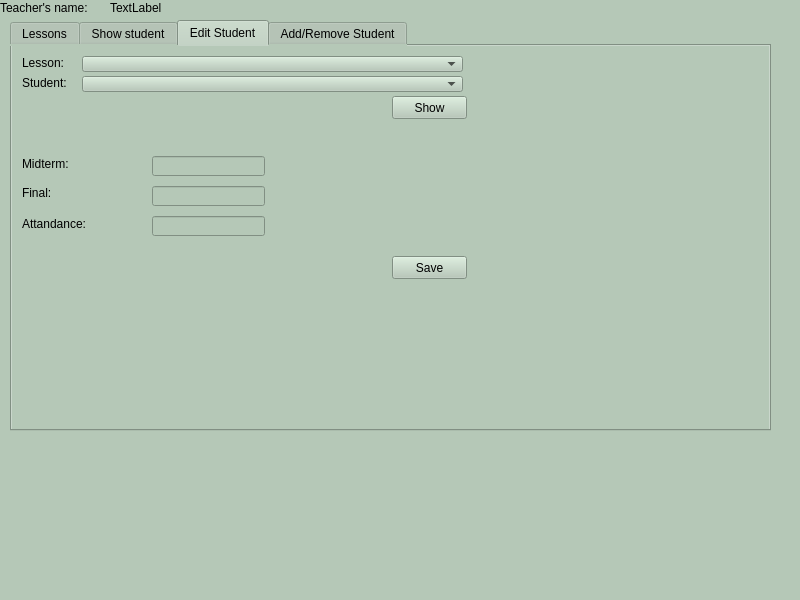
The window that Ui/teacher1.ui (mogelijkheid/Database-School_Management_System) describes before a commit, drawn with Qt 5.
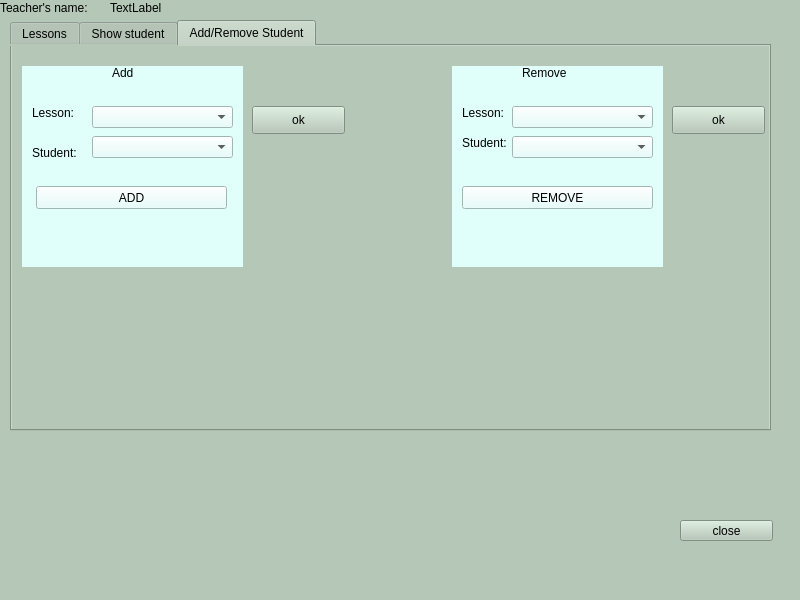
The same window after the commit. The open tabs and pages were chosen to show the change.

Diff of the .ui file:
```diff
--- a/Ui/teacher1.ui
+++ b/Ui/teacher1.ui
@@ -382,150 +382,47 @@
        <string>OK</string>
       </property>
      </widget>
-    </widget>
-    <widget class="QWidget" name="tab_3">
-     <attribute name="title">
-      <string>Edit Student</string>
-     </attribute>
-     <widget class="QLabel" name="label_17">
+     <widget class="QLineEdit" name="midterm">
       <property name="geometry">
        <rect>
-        <x>10</x>
-        <y>10</y>
-        <width>47</width>
-        <height>14</height>
-       </rect>
-      </property>
-      <property name="text">
-       <string>Lesson:</string>
-      </property>
-     </widget>
-     <widget class="QLabel" name="label_18">
-      <property name="geometry">
-       <rect>
-        <x>10</x>
-        <y>30</y>
-        <width>47</width>
-        <height>14</height>
-       </rect>
-      </property>
-      <property name="text">
-       <string>Student:</string>
-      </property>
-     </widget>
-     <widget class="QComboBox" name="lesson_combo_3">
-      <property name="geometry">
-       <rect>
-        <x>70</x>
-        <y>10</y>
-        <width>381</width>
-        <height>16</height>
-       </rect>
-      </property>
-     </widget>
-     <widget class="QComboBox" name="student_combo_2">
-      <property name="geometry">
-       <rect>
-        <x>70</x>
-        <y>30</y>
-        <width>381</width>
-        <height>16</height>
-       </rect>
-      </property>
-     </widget>
-     <widget class="QPushButton" name="show_button_2">
-      <property name="geometry">
-       <rect>
-        <x>380</x>
-        <y>50</y>
-        <width>75</width>
-        <height>23</height>
-       </rect>
-      </property>
-      <property name="text">
-       <string>Show</string>
-      </property>
-     </widget>
-     <widget class="QLabel" name="label_22">
-      <property name="geometry">
-       <rect>
-        <x>10</x>
-        <y>110</y>
-        <width>61</width>
-        <height>16</height>
-       </rect>
-      </property>
-      <property name="text">
-       <string>Midterm:</string>
-      </property>
-     </widget>
-     <widget class="QLabel" name="label_23">
-      <property name="geometry">
-       <rect>
-        <x>10</x>
-        <y>140</y>
-        <width>47</width>
-        <height>14</height>
-       </rect>
-      </property>
-      <property name="text">
-       <string>Final:</string>
-      </property>
-     </widget>
-     <widget class="QLabel" name="label_24">
-      <property name="geometry">
-       <rect>
-        <x>10</x>
-        <y>170</y>
-        <width>71</width>
-        <height>16</height>
-       </rect>
-      </property>
-      <property name="text">
-       <string>Attandance:</string>
-      </property>
-     </widget>
-     <widget class="QLineEdit" name="final_3">
-      <property name="geometry">
-       <rect>
-        <x>140</x>
-        <y>140</y>
+        <x>130</x>
+        <y>150</y>
         <width>113</width>
-        <height>20</height>
+        <height>22</height>
        </rect>
       </property>
      </widget>
-     <widget class="QLineEdit" name="attandance">
+     <widget class="QLineEdit" name="final_2">
       <property name="geometry">
        <rect>
-        <x>140</x>
-        <y>170</y>
+        <x>130</x>
+        <y>180</y>
         <width>113</width>
-        <height>20</height>
+        <height>22</height>
        </rect>
       </property>
      </widget>
-     <widget class="QLineEdit" name="midterm_2">
+     <widget class="QLineEdit" name="attendance">
       <property name="geometry">
        <rect>
-        <x>140</x>
-        <y>110</y>
-        <width>113</width>
-        <height>20</height>
-       </rect>
-      </property>
-     </widget>
-     <widget class="QPushButton" name="save_button">
-      <property name="geometry">
-       <rect>
-        <x>380</x>
+        <x>130</x>
         <y>210</y>
-        <width>75</width>
-        <height>23</height>
+        <width>113</width>
+        <height>22</height>
+       </rect>
+      </property>
+     </widget>
+     <widget class="QPushButton" name="edit_button">
+      <property name="geometry">
+       <rect>
+        <x>330</x>
+        <y>250</y>
+        <width>93</width>
+        <height>28</height>
        </rect>
       </property>
       <property name="text">
-       <string>Save</string>
+       <string>edit</string>
       </property>
      </widget>
     </widget>
@@ -621,7 +518,7 @@
      <widget class="QWidget" name="remove" native="true">
       <property name="geometry">
        <rect>
-        <x>240</x>
+        <x>440</x>
         <y>20</y>
         <width>211</width>
         <height>201</height>
@@ -703,8 +600,47 @@
        </property>
       </widget>
      </widget>
+     <widget class="QPushButton" name="ok_button_3">
+      <property name="geometry">
+       <rect>
+        <x>240</x>
+        <y>60</y>
+        <width>93</width>
+        <height>28</height>
+       </rect>
+      </property>
+      <property name="text">
+       <string>ok</string>
+      </property>
+     </widget>
+     <widget class="QPushButton" name="ok_button_2">
+      <property name="geometry">
+       <rect>
+        <x>660</x>
+        <y>60</y>
+        <width>93</width>
+        <height>28</height>
+       </rect>
+      </property>
+      <property name="text">
+       <string>ok</string>
+      </property>
+     </widget>
     </widget>
    </widget>
+   <widget class="QPushButton" name="closebutton">
+    <property name="geometry">
+     <rect>
+      <x>680</x>
+      <y>520</y>
+      <width>93</width>
+      <height>21</height>
+     </rect>
+    </property>
+    <property name="text">
+     <string>close</string>
+    </property>
+   </widget>
   </widget>
   <widget class="QMenuBar" name="menubar">
    <property name="geometry">
```
Left out of the diff: 66 changed lines with no effect on the pictures.
